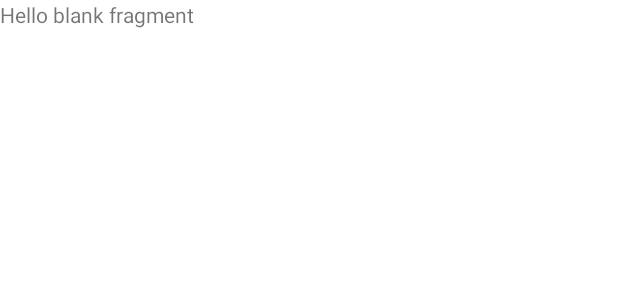
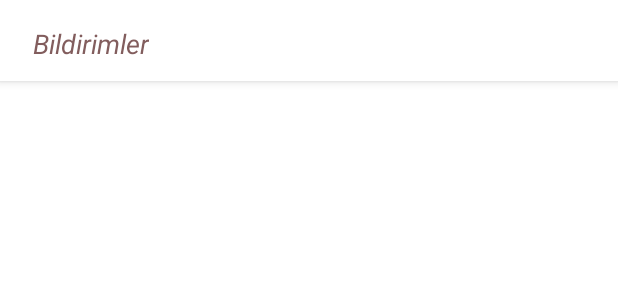
Before and after one commit to FurkanGven98/GameGal_App, an Android app: the layout fragment_notifications.xml on its own in the app's theme, with its tools: preview values and no code run, on a phone screen of 412 x 824 dp. Shown: the top 300 px of the screen. Run offline under Robolectric (Android 15) with nearby library versions, the phone set to English and light mode, and no system bars.

Commit message:
Commit 3 Furkan

```diff
--- a/app/src/main/res/layout/fragment_notifications.xml
+++ b/app/src/main/res/layout/fragment_notifications.xml
@@ -1,14 +1,52 @@
 <?xml version="1.0" encoding="utf-8"?>
-<FrameLayout xmlns:android="http://schemas.android.com/apk/res/android"
+<RelativeLayout xmlns:android="http://schemas.android.com/apk/res/android"
     xmlns:tools="http://schemas.android.com/tools"
     android:layout_width="match_parent"
     android:layout_height="match_parent"
     tools:context=".Fragments.NotificationsFragment">
 
-    <!-- TODO: Update blank fragment layout -->
-    <TextView
+    <com.google.android.material.appbar.AppBarLayout
+        android:layout_width="match_parent"
+        android:layout_height="wrap_content"
+        android:id="@+id/app_bar_layout_notifications"
+        android:background="@android:color/white">
+        <androidx.appcompat.widget.Toolbar
+            android:id="@+id/notifications_toolbar"
+            android:layout_width="match_parent"
+            android:layout_height="50dp"
+            android:layout_marginTop="4dp"
+            android:layout_marginLeft="6dp"
+            android:layout_marginRight="6dp"
+            android:background="@android:color/white"
+            >
+            <RelativeLayout
+                android:layout_width="match_parent"
+                android:layout_height="wrap_content">
+
+            <TextView
+                android:layout_width="wrap_content"
+                android:layout_height="wrap_content"
+                android:text="Bildirimler"
+                android:textSize="18sp"
+                android:textStyle="italic"
+                android:maxLines="1"
+                android:textColor="@color/bordo"
+                android:layout_centerVertical="true"
+                >
+
+            </TextView>
+
+            </RelativeLayout>
+        </androidx.appcompat.widget.Toolbar>
+
+    </com.google.android.material.appbar.AppBarLayout>
+
+    <androidx.recyclerview.widget.RecyclerView
+        android:id="@+id/recycler_view_notifications"
         android:layout_width="match_parent"
         android:layout_height="match_parent"
-        android:text="@string/hello_blank_fragment" />
+        android:layout_margin="5dp"
+        android:layout_below="@+id/app_bar_layout_notifications"
 
-</FrameLayout>
+        ></androidx.recyclerview.widget.RecyclerView>
+</RelativeLayout>
```
